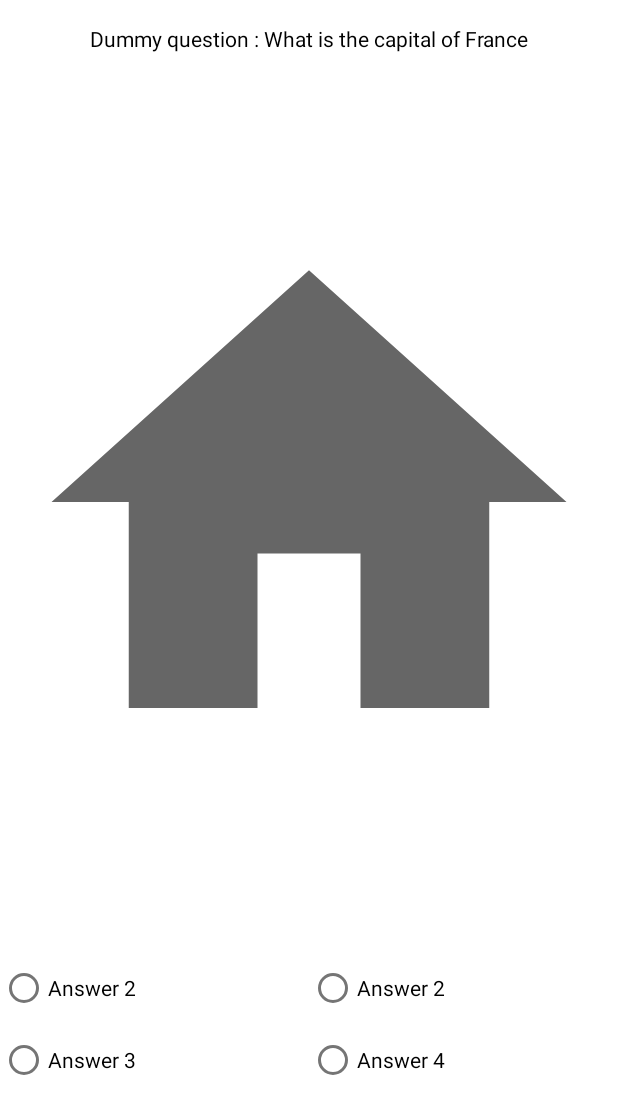
After one commit to Si-Ekang/EKANG, an Android app: the layout fragment_quizz.xml on its own in the app's theme, with its tools: preview values and no code run, on a phone screen of 412 x 824 dp. The commit adds this screen. Shown: the top 1114 px of the screen. Run offline under Robolectric (Android 15) with nearby library versions, the phone set to English and light mode, and no system bars.

Commit message:
Master : Quizz views created + Quizz model wip (mock data)

```diff
--- /dev/null
+++ b/app/src/main/java/com/siekang/core/views/ToggleButtonGroupTableLayout.kt
@@ -0,0 +1,90 @@
+package com.siekang.core.views
+
+import android.content.Context
+import android.util.AttributeSet
+import android.view.View
+import android.view.ViewGroup
+import android.widget.RadioButton
+import android.widget.TableLayout
+import android.widget.TableRow
+import androidx.lifecycle.LiveData
+import androidx.lifecycle.MutableLiveData
+import com.siekang.R
+import timber.log.Timber
+
+
+class ToggleButtonGroupTableLayout @JvmOverloads constructor(
+    context: Context,
+    attrs: AttributeSet? = null,
+    defStyleAttr: Int = 0
+) : TableLayout(context, attrs), View.OnClickListener {
+
+    private val TAG = "ToggleButtonGroupTableLayout"
+
+    private var tbGroup: ToggleButtonGroupTableLayout? = null
+    private var activeRadioButton: RadioButton? = null
+
+    val radioButtonLiveData: MutableLiveData<Int> = MutableLiveData()
+    fun getRadioButtonLiveData(): LiveData<Int> {
+        return radioButtonLiveData
+    }
+
+    /* Remaining constructors here */
+
+    init {
+        Timber.d("Kotlin init block called.")
+    }
+
+    override fun onFinishInflate() {
+        super.onFinishInflate()
+
+        tbGroup = findViewById(R.id.tb_group)
+    }
+
+    /* (non-Javadoc)
+     * @see android.widget.TableLayout#addView(android.view.View, int, android.view.ViewGroup.LayoutParams)
+     */
+    override fun addView(
+        child: View, index: Int,
+        params: ViewGroup.LayoutParams?
+    ) {
+        super.addView(child, index, params)
+        setChildrenOnClickListener(child as TableRow)
+    }
+
+
+    /* (non-Javadoc)
+     * @see android.widget.TableLayout#addView(android.view.View, android.view.ViewGroup.LayoutParams)
+     */
+    override fun addView(child: View, params: ViewGroup.LayoutParams?) {
+        super.addView(child, params)
+        setChildrenOnClickListener(child as TableRow)
+    }
+
+
+    private fun setChildrenOnClickListener(tr: TableRow) {
+        val c: Int = tr.childCount
+        for (i in 0 until c) {
+            val v: View = tr.getChildAt(i)
+            (v as? RadioButton)?.setOnClickListener(this)
+        }
+    }
+
+    fun getCheckedRadioButtonId(): Int {
+        return if (activeRadioButton != null) {
+            activeRadioButton!!.id
+        } else -1
+    }
+
+
+    override fun onClick(view: View) {
+        val rb = view as RadioButton
+        if (activeRadioButton != null) {
+            activeRadioButton!!.isChecked = false
+        }
+        rb.isChecked = true
+        activeRadioButton = rb
+
+        radioButtonLiveData.value = activeRadioButton?.id
+    }
+}
--- /dev/null
+++ b/app/src/main/res/layout/fragment_quizz.xml
@@ -0,0 +1,94 @@
+<?xml version="1.0" encoding="utf-8"?>
+<layout xmlns:android="http://schemas.android.com/apk/res/android"
+    xmlns:app="http://schemas.android.com/apk/res-auto"
+    xmlns:tools="http://schemas.android.com/tools">
+
+    <data>
+
+        <import type="android.text.TextUtils" />
+
+        <variable
+            name="quizz"
+            type="com.siekang.data.local.model.Quizz" />
+
+    </data>
+
+    <androidx.constraintlayout.widget.ConstraintLayout
+        android:layout_width="match_parent"
+        android:layout_height="match_parent">
+
+        <com.google.android.material.textview.MaterialTextView
+            android:id="@+id/tv_question"
+            android:layout_width="match_parent"
+            android:layout_height="wrap_content"
+            android:layout_margin="16dp"
+            android:gravity="center"
+            android:text='@{!TextUtils.isEmpty(quizz.question) ? quizz.question : "Error" }'
+            app:layout_constraintTop_toTopOf="parent"
+            tools:ignore="HardcodedText"
+            tools:text="Dummy question : What is the capital of France" />
+
+        <com.google.android.material.imageview.ShapeableImageView
+            android:id="@+id/iv_quizz_picture"
+            android:layout_width="match_parent"
+            android:layout_height="wrap_content"
+            android:adjustViewBounds="true"
+            android:scaleType="fitCenter"
+            app:layout_constraintBottom_toTopOf="@id/tb_group"
+            app:layout_constraintTop_toBottomOf="@id/tv_question"
+            app:srcCompat="@drawable/ic_home"
+            tools:src="@drawable/ic_home" />
+
+
+        <com.siekang.core.views.ToggleButtonGroupTableLayout
+            android:id="@+id/tb_group"
+            android:layout_width="match_parent"
+            android:layout_height="wrap_content"
+            app:layout_constraintBottom_toBottomOf="parent"
+            app:layout_constraintTop_toBottomOf="@id/iv_quizz_picture">
+
+            <TableRow>
+
+                <RadioButton
+                    android:id="@+id/rb_quizz_answer1"
+                    android:layout_width="0dp"
+                    android:layout_height="wrap_content"
+                    android:layout_weight="1"
+                    android:text='@{quizz.possibleAnswers[0]}'
+                    tools:ignore="HardcodedText"
+                    tools:text="Answer 2" />
+
+                <RadioButton
+                    android:id="@+id/rb_quizz_answer2"
+                    android:layout_width="0dp"
+                    android:layout_height="wrap_content"
+                    android:layout_weight="1"
+                    android:text='@{quizz.possibleAnswers[1]}'
+                    tools:ignore="HardcodedText"
+                    tools:text="Answer 2" />
+            </TableRow>
+
+            <TableRow>
+
+                <RadioButton
+                    android:id="@+id/rb_quizz_answer3"
+                    android:layout_width="0dp"
+                    android:layout_height="wrap_content"
+                    android:layout_weight="1"
+                    android:text='@{quizz.possibleAnswers[2]}'
+                    tools:ignore="HardcodedText"
+                    tools:text="Answer 3" />
+
+                <RadioButton
+                    android:id="@+id/rb_quizz_answer4"
+                    android:layout_width="0dp"
+                    android:layout_height="wrap_content"
+                    android:layout_weight="1"
+                    android:text='@{quizz.possibleAnswers[3]}'
+                    tools:ignore="HardcodedText"
+                    tools:text="Answer 4" />
+            </TableRow>
+        </com.siekang.core.views.ToggleButtonGroupTableLayout>
+
+    </androidx.constraintlayout.widget.ConstraintLayout>
+</layout>
--- a/app/src/main/res/values/strings.xml
+++ b/app/src/main/res/values/strings.xml
@@ -14,4 +14,6 @@
     <string name="title_library">Library</string>
     <string name="title_notifications">Notifications</string>
     <string name="title_profile">Profile</string>
+
+    <string name="question_count_status">%1$d / %2$d</string>
 </resources>
```
Also changed, not shown: app/src/main/java/com/siekang/data/local/model/Quizz.kt (added, +27 -0 lines), app/src/main/java/com/siekang/data/remote/dto/QuizzDto.kt (added, +14 -0 lines), app/src/main/java/com/siekang/ui/quizz/QuizzActivity.kt (added, +133 -0 lines), app/src/main/java/com/siekang/ui/quizz/QuizzFragment.kt (added, +102 -0 lines), app/src/main/java/com/siekang/ui/quizz/QuizzViewModel.kt (added, +41 -0 lines), app/src/main/java/com/siekang/ui/quizz/QuizzViewPagerAdapter.kt (added, +20 -0 lines), app/src/main/java/com/siekang/utils/Constants.kt (added, +85 -0 lines), app/src/main/res/layout/activity_quizz.xml (added, +64 -0 lines).
